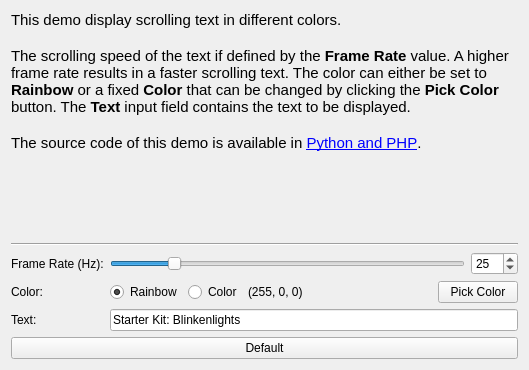
Qt form demo/src/ui/text.ui (Tinkerforge/blinkenlights) before a commit.
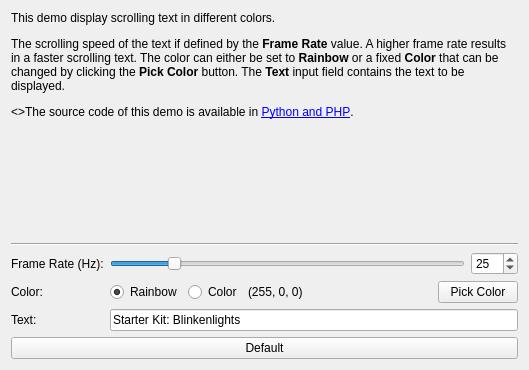
The same form after that commit.

Commit message:
demo: Remove fixed font size from UI texts
Fixed font sizes don't work properly cross platform. No specifying a
font size makes Qt automatically pick the right one for each platform.

```diff
--- a/demo/src/ui/text.ui
+++ b/demo/src/ui/text.ui
@@ -23,15 +23,11 @@
       </sizepolicy>
      </property>
      <property name="text">
-      <string>&lt;!DOCTYPE HTML PUBLIC &quot;-//W3C//DTD HTML 4.0//EN&quot; &quot;http://www.w3.org/TR/REC-html40/strict.dtd&quot;&gt;
-&lt;html&gt;&lt;head&gt;&lt;meta name=&quot;qrichtext&quot; content=&quot;1&quot; /&gt;&lt;style type=&quot;text/css&quot;&gt;
-p, li { white-space: pre-wrap; }
-&lt;/style&gt;&lt;/head&gt;&lt;body style=&quot; font-family:'Ubuntu'; font-size:11pt; font-weight:400; font-style:normal;&quot;&gt;
-&lt;p style=&quot; margin-top:0px; margin-bottom:0px; margin-left:0px; margin-right:0px; -qt-block-indent:0; text-indent:0px;&quot;&gt;This demo display scrolling text in different colors.&lt;/p&gt;
-&lt;p style=&quot;-qt-paragraph-type:empty; margin-top:0px; margin-bottom:0px; margin-left:0px; margin-right:0px; -qt-block-indent:0; text-indent:0px;&quot;&gt;&lt;/p&gt;
-&lt;p style=&quot; margin-top:0px; margin-bottom:0px; margin-left:0px; margin-right:0px; -qt-block-indent:0; text-indent:0px;&quot;&gt;The scrolling speed of the text if defined by the &lt;span style=&quot; font-weight:600;&quot;&gt;Frame Rate&lt;/span&gt; value. A higher frame rate results in a faster scrolling text. The color can either be set to &lt;span style=&quot; font-weight:600;&quot;&gt;Rainbow&lt;/span&gt; or a fixed &lt;span style=&quot; font-weight:600;&quot;&gt;Color&lt;/span&gt; that can be changed by clicking the &lt;span style=&quot; font-weight:600;&quot;&gt;Pick Color&lt;/span&gt; button. The &lt;span style=&quot; font-weight:600;&quot;&gt;Text&lt;/span&gt; input field contains the text to be displayed.&lt;/p&gt;
-&lt;p style=&quot;-qt-paragraph-type:empty; margin-top:0px; margin-bottom:0px; margin-left:0px; margin-right:0px; -qt-block-indent:0; text-indent:0px;&quot;&gt;&lt;/p&gt;
-&lt;p style=&quot; margin-top:0px; margin-bottom:0px; margin-left:0px; margin-right:0px; -qt-block-indent:0; text-indent:0px;&quot;&gt;The source code of this demo is available in &lt;a href=&quot;http://www.tinkerforge.com/en/doc/Kits/Blinkenlights/Blinkenlights.html#scrolling-text&quot;&gt;&lt;span style=&quot; text-decoration: underline; color:#0000ff;&quot;&gt;Python and PHP&lt;/span&gt;&lt;/a&gt;.&lt;/p&gt;&lt;/body&gt;&lt;/html&gt;</string>
+      <string>&lt;p&gt;This demo display scrolling text in different colors.&lt;/p&gt;
+&lt;p&gt;&lt;/p&gt;
+&lt;p&gt;The scrolling speed of the text if defined by the &lt;b&gt;Frame Rate&lt;/b&gt; value. A higher frame rate results in a faster scrolling text. The color can either be set to &lt;b&gt;Rainbow&lt;/b&gt; or a fixed &lt;b&gt;Color&lt;/b&gt; that can be changed by clicking the &lt;b&gt;Pick Color&lt;/b&gt; button. The &lt;b&gt;Text&lt;/b&gt; input field contains the text to be displayed.&lt;/p&gt;
+&lt;p&gt;&lt;/p&gt;
+&lt;&gt;The source code of this demo is available in &lt;a href=&quot;http://www.tinkerforge.com/en/doc/Kits/Blinkenlights/Blinkenlights.html#scrolling-text&quot;&gt;&lt;span style=&quot; text-decoration: underline; color:#0000ff;&quot;&gt;Python and PHP&lt;/span&gt;&lt;/a&gt;.&lt;/p&gt;</string>
      </property>
      <property name="alignment">
       <set>Qt::AlignLeading|Qt::AlignLeft|Qt::AlignTop</set>
```
The commit also changes 6 other files.
